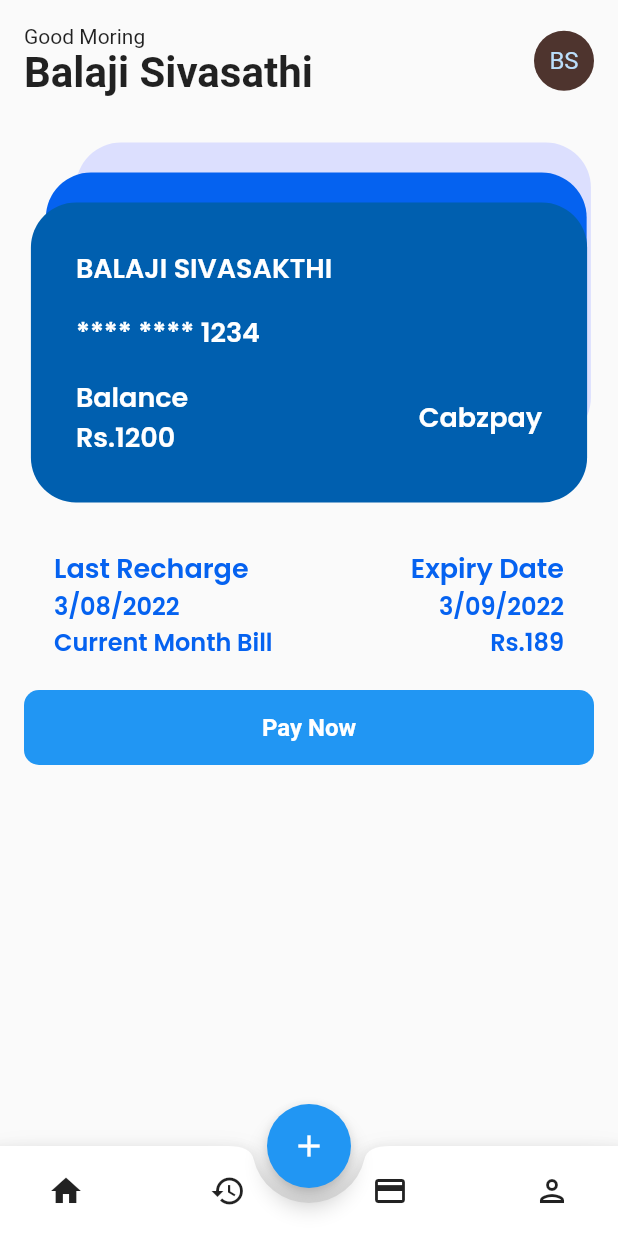
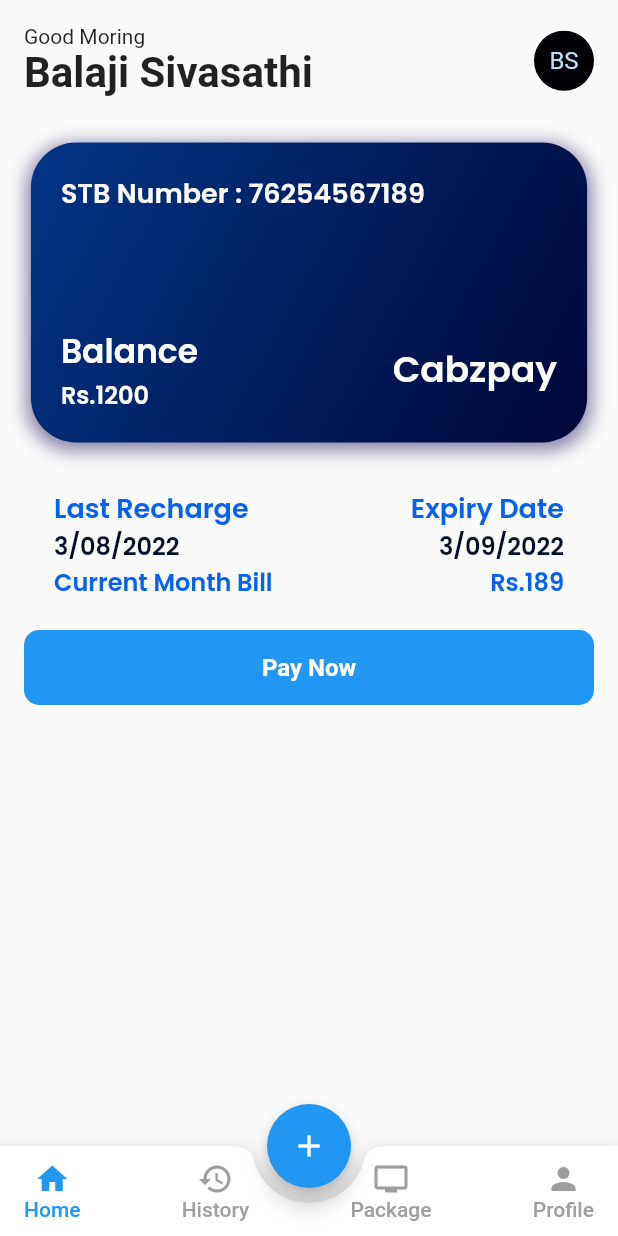
Before and after one commit to balaji-sivasakthi/cabzpay, a Flutter app: the HomeScreen screen opened directly, on a phone screen of 412 x 824 dp. Run offline on Flutter 3.47's test engine with Material 2 defaults, Android fonts, the light colour scheme and no system bars; our stand-ins replace firebase_core, flutter_svg, smooth_page_indicator; missing offline and left inert: dart:ffi; accounts and stored records are empty.

Commit message:
CAB "Ui allmost done"

```diff
--- a/lib/screens/home/home_screen.dart
+++ b/lib/screens/dashboard/dashboard_screen.dart
@@ -1,53 +1,24 @@
 import 'dart:ffi';
 
+import 'package:cabzpay/widgets/custom_bottom_appbar.dart';
 import 'package:flutter/cupertino.dart';
 import 'package:flutter/material.dart';
 import 'package:flutter/src/foundation/key.dart';
 import 'package:flutter/src/widgets/framework.dart';
 
-class HomeScreen extends StatefulWidget {
-  const HomeScreen({Key? key}) : super(key: key);
+class Dashboard extends StatefulWidget {
+  const Dashboard({Key? key}) : super(key: key);
 
   @override
-  State<HomeScreen> createState() => _HomeScreenState();
+  State<Dashboard> createState() => _DashboardState();
 }
 
-class _HomeScreenState extends State<HomeScreen> {
+class _DashboardState extends State<Dashboard> {
   @override
   Widget build(BuildContext context) {
-    final double _height = MediaQuery.of(context).size.height;
+     final double _height = MediaQuery.of(context).size.height;
     final double _width = MediaQuery.of(context).size.width;
-
-    return Scaffold(
-      floatingActionButton: FloatingActionButton(
-        onPressed: () {},
-        child: Icon(Icons.add),
-      ),
-      floatingActionButtonLocation: FloatingActionButtonLocation.centerDocked,
-      bottomNavigationBar: BottomAppBar(
-        shape: CircularNotchedRectangle(),
-        notchMargin: 10,
-        child: Container(
-          height: 60,
-          child: Row(
-            mainAxisAlignment: MainAxisAlignment.spaceBetween,
-            children: [
-              MaterialButton(
-                onPressed: () {},
-                child: Icon(Icons.home),
-              ),
-              MaterialButton(onPressed: () {}, child: Icon(Icons.history)),
-              MaterialButton(onPressed: () {}, child: Icon(Icons.payment)),
-              MaterialButton(
-                onPressed: () {},
-                child: Icon(Icons.person_outlined),
-              )
-            ],
-          ),
-        ),
-      ),
-      body: SafeArea(
-        child: Container(
+        return Container(
           padding: EdgeInsets.all(16),
           child: Column(children: [
             Row(
@@ -65,56 +36,28 @@
                   ],
                 ),
                 CircleAvatar(
-                  backgroundColor: Colors.brown.shade800,
+
+                  backgroundColor: Color.fromARGB(255, 0, 0, 5),
                   child: const Text('BS'),
                 )
               ],
             ),
             Container(
-                margin: EdgeInsets.only(top: 60),
+                margin: EdgeInsets.only(top: 20),
                 child: Stack(
                   clipBehavior: Clip.none,
                   children: [
-                    Positioned(
-                      top: -30,
-                      left: 30,
-                      child: Container(
-                        width: _width - (_width / 6),
-                        height: 200,
-                        decoration: BoxDecoration(
-                            borderRadius: BorderRadius.circular(30),
-                            color: Color.fromRGBO(220, 223, 254, 1)),
-                      ),
-                    ),
-                    Positioned(
-                      top: -20,
-                      left: 10,
-                      child: Container(
-                        margin: EdgeInsets.symmetric(vertical: 10),
-                        width: _width - (_width / 8),
-                        height: 200,
-                        decoration: BoxDecoration(
-                            borderRadius: BorderRadius.circular(30),
-                            color: Color.fromRGBO(5, 98, 240, 1)),
-                      ),
-                    ),
+
                     Positioned(
                       child: Container(
-                        padding: EdgeInsets.all(30),
+                        padding: EdgeInsets.all(20),
                         child: Column(
                             crossAxisAlignment: CrossAxisAlignment.start,
                             mainAxisAlignment: MainAxisAlignment.spaceBetween,
                             children: [
-                              Text(
-                                "BALAJI SIVASAKTHI",
-                                style: TextStyle(
-                                    color: Colors.white,
-                                    fontSize: 18,
-                                    fontWeight: FontWeight.bold,
-                                    fontFamily: "Poppins"),
-                              ),
-                              Text(
-                                "**** **** 1234",
+
+                              Text("STB Number : "
+                                "76254567189",
                                 style: TextStyle(
                                     color: Colors.white,
                                     fontSize: 18,
@@ -133,7 +76,7 @@
                                         "Balance",
                                         style: TextStyle(
                                             color: Colors.white,
-                                            fontSize: 18,
+                                            fontSize: 22,
                                             fontWeight: FontWeight.bold,
                                             fontFamily: "Poppins"),
                                       ),
@@ -141,7 +84,8 @@
                                         "Rs.1200",
                                         style: TextStyle(
                                             color: Colors.white,
-                                            fontSize: 18,
+                                            fontSize: 16,
+                                            fontWeight: FontWeight.normal,
                                             fontFamily: "Poppins"),
                                       ),
                                     ],
@@ -150,7 +94,7 @@
                                     "Cabzpay",
                                     style: TextStyle(
                                         color: Colors.white,
-                                        fontSize: 18,
+                                        fontSize: 24,
                                         fontFamily: "Poppins"),
                                   ),
                                 ],
@@ -160,10 +104,23 @@
                         width: _width - (_width / 10),
                         height: 200,
                         decoration: BoxDecoration(
+                        boxShadow: [
+      BoxShadow(
+        color: Color.fromARGB(255, 8, 1, 76).withOpacity(0.5),
+        spreadRadius: 2,
+        blurRadius: 10,
+        offset: Offset(0, 3), // changes position of shadow
+      ),
+    ],
                             borderRadius: BorderRadius.circular(30),
-                            color: Color.fromRGBO(0, 95, 175, 1)),
+                            gradient: LinearGradient(
+                              end: Alignment.topLeft,
+                              begin: Alignment.bottomRight,
+                              colors: [
+                                Color.fromARGB(255, 1, 6, 56),
+                              Color.fromARGB(255, 0, 54, 135)]),
                       ),
-                    )
+                      ))
                   ],
                 )),
             Container(
@@ -200,14 +157,14 @@
                       Text(
                         "3/08/2022",
                         style: TextStyle(
-                            color: Color.fromRGBO(5, 98, 240, 1),
+                            color: Color.fromARGB(255, 0, 16, 40),
                             fontSize: 16,
                             fontFamily: "Poppins"),
                       ),
                       Text(
                         "3/09/2022",
                         style: TextStyle(
-                            color: Color.fromRGBO(5, 98, 240, 1),
+                              color: Color.fromARGB(255, 0, 16, 40),
                             fontSize: 16,
                             fontFamily: "Poppins"),
                       ),
@@ -247,9 +204,8 @@
                       color: Colors.blue,
                       borderRadius: BorderRadius.all(Radius.circular(10))),
                 ),
+
           ]),
-        ),
-      ),
-    );
+        );
   }
 }
--- /dev/null
+++ b/lib/screens/home_screen.dart
@@ -0,0 +1,174 @@
+import 'package:cabzpay/screens/dashboard/dashboard_screen.dart';
+import 'package:cabzpay/screens/history/transaction_history.dart';
+import 'package:cabzpay/screens/packages/packages_screen.dart';
+import 'package:cabzpay/screens/profile/profile_screen.dart';
+import 'package:cabzpay/widgets/custom_bottom_appbar.dart';
+import 'package:flutter/cupertino.dart';
+import 'package:flutter/material.dart';
+import 'package:flutter/src/foundation/key.dart';
+import 'package:flutter/src/widgets/framework.dart';
+
+class HomeScreen extends StatefulWidget {
+  const HomeScreen({Key? key}) : super(key: key);
+
+  @override
+  State<HomeScreen> createState() => _HomeScreenState();
+}
+
+class _HomeScreenState extends State<HomeScreen> {
+  int currentIndex = 0;
+  final List<Widget> screens = [
+    Dashboard(),
+    TransactionHistory(),
+    PackagesScreen(),
+    ProfileScreen()
+  ];
+  Widget currentScreen = Dashboard();
+  final PageStorageBucket _pageStorageBucket = PageStorageBucket();
+  @override
+  Widget build(BuildContext context) {
+    return Scaffold(
+      floatingActionButton: FloatingActionButton(
+        onPressed: () {},
+        child: Icon(Icons.add),
+      ),
+      floatingActionButtonLocation: FloatingActionButtonLocation.centerDocked,
+      bottomNavigationBar: BottomAppBar(
+        shape: CircularNotchedRectangle(),
+        notchMargin: 10,
+        child: Container(
+          height: 60,
+          child: Row(
+            mainAxisAlignment: MainAxisAlignment.spaceBetween,
+            children: [
+              Row(
+                crossAxisAlignment: CrossAxisAlignment.start,
+                children: [
+                  MaterialButton(
+                     splashColor: Colors.transparent,
+                      minWidth: 40,
+                      onPressed: () {
+                        setState(() {
+                          currentScreen = Dashboard();
+                          currentIndex = 0;
+                        });
+                      },
+                      child: Column(
+                        mainAxisAlignment: MainAxisAlignment.center,
+                        children: [
+                          Icon(
+                            Icons.home,
+                            color:
+                                currentIndex == 0 ? Colors.blue : Colors.grey,
+                          ),
+                          Text("Home",
+                              style: TextStyle(
+                                  color: currentIndex == 0
+                                      ? Colors.blue
+                                      : Colors.grey)),
+                        ],
+                      )),
+                ],
+              ),
+              Row(
+                crossAxisAlignment: CrossAxisAlignment.start,
+                children: [
+                  MaterialButton(
+                     splashColor: Colors.transparent,
+
+                      minWidth: 40,
+                      onPressed: () {
+                        setState(() {
+                          currentScreen = TransactionHistory();
+                          currentIndex = 1;
+                        });
+                      },
+                      child: Column(
+                        mainAxisAlignment: MainAxisAlignment.center,
+                        children: [
+                          Icon(
+                            Icons.history,
+                            color:
+                                currentIndex == 1 ? Colors.blue : Colors.grey,
+                          ),
+                          Text("History",
+                              style: TextStyle(
+                                  color: currentIndex == 1
+                                      ? Colors.blue
+                                      : Colors.grey)),
+                        ],
+                      )),
+                ],
+              ),
+              Row(
+                crossAxisAlignment: CrossAxisAlignment.start,
+                children: [
+                  MaterialButton(
+                     splashColor: Colors.transparent,
+
+                      minWidth: 40,
+                      onPressed: () {
+                        setState(() {
+                          currentScreen = PackagesScreen();
+                          currentIndex = 2;
+                        });
+                      },
+                      child: Column(
+                        mainAxisAlignment: MainAxisAlignment.center,
+                        children: [
+                          Icon(
+                            Icons.tv,
+                            color:
+                                currentIndex == 2 ? Colors.blue : Colors.grey,
+                          ),
+                          Text("Package",
+                              style: TextStyle(
+                                  color: currentIndex == 2
+                                      ? Colors.blue
+                                      : Colors.grey)),
+                        ],
+                      )),
+                ],
+              ),
+              Row(
+                crossAxisAlignment: CrossAxisAlignment.start,
+                children: [
+                  MaterialButton(
+                     splashColor: Colors.transparent,
+
+                      minWidth: 40,
+                      onPressed: () {
+                        setState(() {
+                          currentScreen = ProfileScreen();
+                          currentIndex = 3;
+                        });
+                      },
+                      child: Column(
+                        mainAxisAlignment: MainAxisAlignment.center,
+                        children: [
+                          Icon(
+                            Icons.person,
+                            color:
+                                currentIndex == 3 ? Colors.blue : Colors.grey,
+                          ),
+                          Text("Profile",
+                              style: TextStyle(
+                                  color: currentIndex == 3
+                                      ? Colors.blue
+                                      : Colors.grey)),
+                        ],
+                      )),
+                ],
+              ),
+            ],
+          ),
+        ),
+      ),
+      body: SafeArea(
+          child: PageStorage(
+        bucket: _pageStorageBucket,
+        child: currentScreen,
+      )),
+    );
+  }
+}
```
Also changed, not shown: lib/main.dart (+15 -2 lines), lib/screens/auth/login_screen.dart (+7 -1 lines), lib/screens/auth/otp_screen.dart (+9 -1 lines), lib/screens/history/transaction_history.dart (+18 -38 lines), lib/screens/onboarding_screen.dart (+23 -14 lines), lib/screens/packages/packages_screen.dart (added, +36 -0 lines), lib/widgets/custom_bottom_appbar.dart (added, +94 -0 lines), lib/widgets/history_card.dart (+30 -7 lines), lib/widgets/package_card.dart (added, +54 -0 lines), 1 other file.
